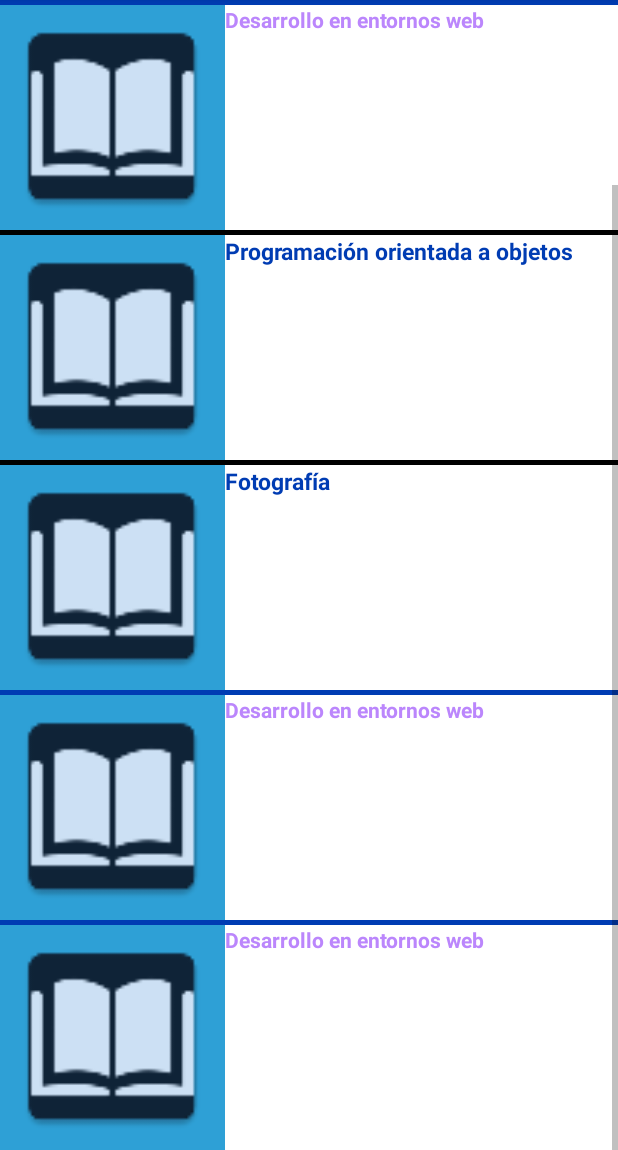
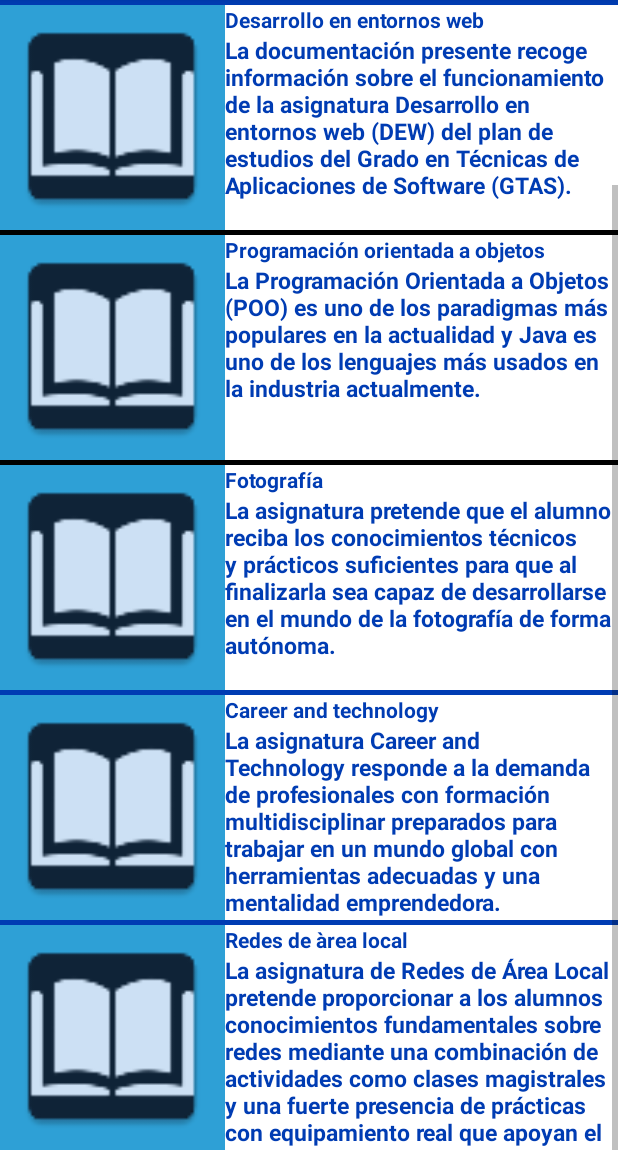
Before and after one commit to irisquerol/Courses, an Android app: the screen it shows after launch (MainActivity), scrolled down 148 dp, on a phone screen of 412 x 824 dp, the part 86-1236 px from its top. Run offline under Robolectric (Android 15) with nearby library versions, the phone set to English and light mode, and no system bars.

Commit message:
Get info pantalla 2, scroll layout2, array strings

```diff
--- a/app/src/main/java/com/android/courses/DetailsActivity.java
+++ b/app/src/main/java/com/android/courses/DetailsActivity.java
@@ -9,18 +9,14 @@ import android.widget.TextView;
 
 public class DetailsActivity extends AppCompatActivity {
 
-    private int id;
-
-    private String[] titles, descriptions, teachers, credits;
-
     @Override
     protected void onCreate(Bundle savedInstanceState) {
         super.onCreate(savedInstanceState);
         setContentView(R.layout.activity_details);
-        titles = getResources().getStringArray(R.array.titles);
-        descriptions = getResources().getStringArray(R.array.longdescription);
-        teachers = getResources().getStringArray(R.array.teachers);
-        credits = getResources().getStringArray(R.array.credits);
+        String[] titles = getResources().getStringArray(R.array.titles);
+        String[] descriptions = getResources().getStringArray(R.array.longdescription);
+        String[] teachers = getResources().getStringArray(R.array.teachers);
+        String[] credits = getResources().getStringArray(R.array.credits);
         Intent intentGetter = getIntent();
         int intValue = intentGetter.getIntExtra("subjectID", 0);
 
--- a/app/src/main/java/com/android/courses/MainActivity.java
+++ b/app/src/main/java/com/android/courses/MainActivity.java
@@ -4,7 +4,6 @@ import androidx.appcompat.app.AppCompatActivity;
 
 import android.content.Intent;
 import android.os.Bundle;
-import android.view.View;
 import android.widget.LinearLayout;
 import android.widget.Toast;
 
--- a/app/src/main/res/layout/activity_details.xml
+++ b/app/src/main/res/layout/activity_details.xml
@@ -1,7 +1,6 @@
 <?xml version="1.0" encoding="utf-8"?>
 
 <ScrollView xmlns:android="http://schemas.android.com/apk/res/android"
-    xmlns:app="http://schemas.android.com/apk/res-auto"
     xmlns:tools="http://schemas.android.com/tools"
     android:id="@+id/scrollView"
     android:layout_width="match_parent"
@@ -10,7 +9,7 @@
 
     <LinearLayout
         android:layout_width="match_parent"
-        android:layout_height="match_parent"
+        android:layout_height="wrap_content"
         android:background="@color/white"
         android:orientation="vertical"
         android:textColor="@color/purple_200"
@@ -63,5 +62,4 @@
             android:textSize="15sp" />
     </LinearLayout>
 
-
 </ScrollView>
--- a/app/src/main/res/layout/activity_main.xml
+++ b/app/src/main/res/layout/activity_main.xml
@@ -1,7 +1,6 @@
 <?xml version="1.0" encoding="utf-8"?>
 
 <ScrollView xmlns:android="http://schemas.android.com/apk/res/android"
-    xmlns:app="http://schemas.android.com/apk/res-auto"
     xmlns:tools="http://schemas.android.com/tools"
     android:id="@+id/scrollView"
     android:layout_width="match_parent"
@@ -10,7 +9,7 @@
 
     <LinearLayout
         android:layout_width="match_parent"
-        android:layout_height="match_parent"
+        android:layout_height="wrap_content"
         android:background="@color/white"
         android:orientation="vertical"
         android:textColor="@color/purple_200"
@@ -20,7 +19,8 @@
         <LinearLayout
             android:id="@+id/subject1"
             android:layout_width="match_parent"
-            android:layout_height="150dp">
+            android:layout_height="150dp"
+            android:orientation="horizontal">
 
             <ImageView
                 android:layout_width="150dp"
@@ -31,17 +31,28 @@
                 android:padding="5dp"
                 android:src="@mipmap/book" />
 
+            <LinearLayout
+                android:layout_width="match_parent"
+                android:layout_height="150dp"
+                android:orientation="vertical">
+
                 <TextView
                     android:id="@+id/title1"
-                android:layout_width="wrap_content"
+                    android:layout_width="match_parent"
                     android:layout_height="wrap_content"
-                android:layout_marginRight="5dp"
-                android:paddingRight="5dp"
                     android:text="@string/title1"
                     android:textColor="@color/dark_blue"
                     android:textSize="15sp"
                     android:textStyle="bold" />
 
+                <TextView
+                    android:layout_width="match_parent"
+                    android:layout_height="wrap_content"
+                    android:text="@string/descriptionShort1"
+                    android:textColor="@color/dark_blue"
+                    android:textSize="15sp"
+                    android:textStyle="bold" />
+            </LinearLayout>
         </LinearLayout>
 
         <View
@@ -66,14 +77,27 @@
                 android:padding="5dp"
                 android:src="@mipmap/book" />
 
+            <LinearLayout
+                android:layout_width="match_parent"
+                android:layout_height="150dp"
+                android:orientation="vertical">
+
                 <TextView
                     android:id="@+id/title2"
                     android:layout_width="wrap_content"
                     android:layout_height="wrap_content"
                     android:text="@string/title2"
-                android:textColor="@color/purple_200"
+                    android:textColor="@color/dark_blue"
                     android:textStyle="bold" />
 
+                <TextView
+                    android:layout_width="match_parent"
+                    android:layout_height="wrap_content"
+                    android:text="@string/descriptionShort2"
+                    android:textColor="@color/dark_blue"
+                    android:textSize="15sp"
+                    android:textStyle="bold" />
+            </LinearLayout>
         </LinearLayout>
 
         <View
@@ -84,8 +108,7 @@
         <LinearLayout
             android:id="@+id/subject3"
             android:layout_width="match_parent"
-            android:layout_height="150dp"
-            android:layout_marginRight="5dp">
+            android:layout_height="150dp">
 
             <ImageView
                 android:layout_width="150dp"
@@ -96,16 +119,27 @@
                 android:padding="5dp"
                 android:src="@mipmap/book" />
 
+            <LinearLayout
+                android:layout_width="match_parent"
+                android:layout_height="150dp"
+                android:orientation="vertical">
+
                 <TextView
                     android:id="@+id/title3"
                     android:layout_width="wrap_content"
                     android:layout_height="wrap_content"
-                android:layout_marginRight="5dp"
-                android:paddingRight="5dp"
                     android:text="@string/title3"
+                    android:textColor="@color/dark_blue"
+                    android:textStyle="bold" />
+
+                <TextView
+                    android:layout_width="match_parent"
+                    android:layout_height="wrap_content"
+                    android:text="@string/descriptionShort3"
                     android:textColor="@color/dark_blue"
                     android:textSize="15sp"
                     android:textStyle="bold" />
+            </LinearLayout>
 
         </LinearLayout>
 
@@ -117,8 +151,7 @@
         <LinearLayout
             android:id="@+id/subject4"
             android:layout_width="match_parent"
-            android:layout_height="150dp"
-            android:layout_marginRight="5dp">
+            android:layout_height="150dp">
 
             <ImageView
                 android:layout_width="150dp"
@@ -129,15 +162,27 @@
                 android:padding="5dp"
                 android:src="@mipmap/book" />
 
+            <LinearLayout
+                android:layout_width="match_parent"
+                android:layout_height="150dp"
+                android:orientation="vertical">
+
                 <TextView
+                    android:id="@+id/title4"
                     android:layout_width="wrap_content"
                     android:layout_height="wrap_content"
-                android:layout_marginRight="5dp"
-                android:paddingRight="5dp"
                     android:text="@string/title4"
+                    android:textColor="@color/dark_blue"
+                    android:textStyle="bold" />
+
+                <TextView
+                    android:layout_width="match_parent"
+                    android:layout_height="wrap_content"
+                    android:text="@string/descriptionShort4"
                     android:textColor="@color/dark_blue"
                     android:textSize="15sp"
                     android:textStyle="bold" />
+            </LinearLayout>
 
         </LinearLayout>
 
@@ -159,16 +204,31 @@
                 android:layout_height="150dp"
                 android:layout_gravity="center"
                 android:background="@color/blue"
-                android:contentDescription="@string/title1"
+                android:contentDescription="@string/title5"
                 android:padding="5dp"
                 android:src="@mipmap/book" />
 
+            <LinearLayout
+                android:layout_width="match_parent"
+                android:layout_height="150dp"
+                android:orientation="vertical">
+
                 <TextView
+                    android:id="@+id/title5"
                     android:layout_width="wrap_content"
                     android:layout_height="wrap_content"
-                android:text="@string/title2"
-                android:textColor="@color/purple_200"
+                    android:text="@string/title5"
+                    android:textColor="@color/dark_blue"
                     android:textStyle="bold" />
+
+                <TextView
+                    android:layout_width="match_parent"
+                    android:layout_height="wrap_content"
+                    android:text="@string/descriptionShort5"
+                    android:textColor="@color/dark_blue"
+                    android:textSize="15sp"
+                    android:textStyle="bold" />
+            </LinearLayout>
 
         </LinearLayout>
 
@@ -190,16 +250,31 @@
                 android:layout_height="150dp"
                 android:layout_gravity="center"
                 android:background="@color/blue"
-                android:contentDescription="@string/title1"
+                android:contentDescription="@string/title6"
                 android:padding="5dp"
                 android:src="@mipmap/book" />
 
+            <LinearLayout
+                android:layout_width="match_parent"
+                android:layout_height="150dp"
+                android:orientation="vertical">
+
                 <TextView
+                    android:id="@+id/title6"
                     android:layout_width="wrap_content"
                     android:layout_height="wrap_content"
-                android:text="@string/title2"
-                android:textColor="@color/purple_200"
+                    android:text="@string/title6"
+                    android:textColor="@color/dark_blue"
                     android:textStyle="bold" />
+
+                <TextView
+                    android:layout_width="match_parent"
+                    android:layout_height="wrap_content"
+                    android:text="@string/descriptionShort6"
+                    android:textColor="@color/dark_blue"
+                    android:textSize="15sp"
+                    android:textStyle="bold" />
+            </LinearLayout>
 
         </LinearLayout>
     </LinearLayout>
```
Lines whose indentation alone changed are shown as unchanged.
